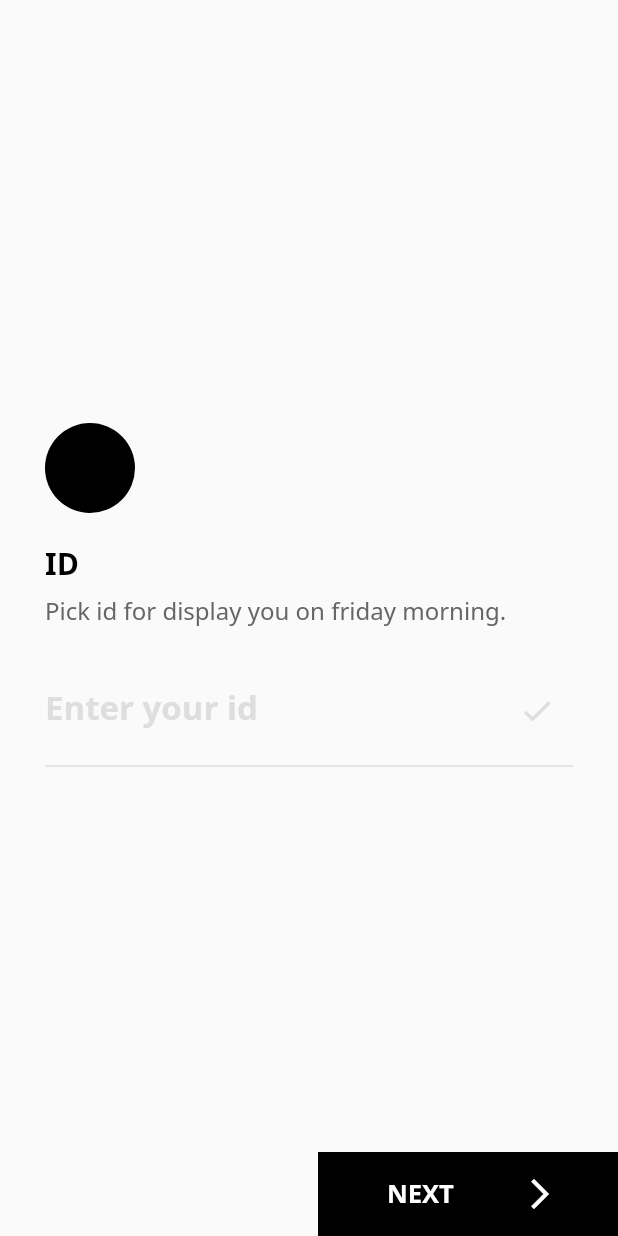
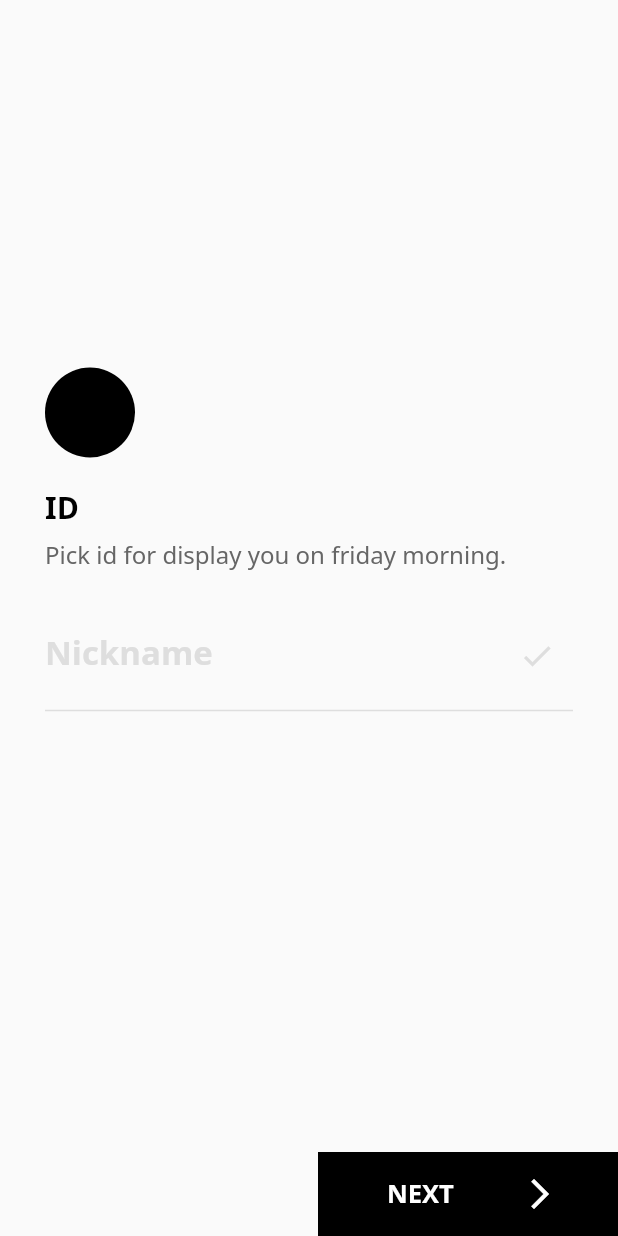
Before and after one commit to Duck528/FridayMorning, a Flutter app: the screen it shows after launch, on a phone screen of 412 x 824 dp. Run offline on Flutter 3.47's test engine with Material 2 defaults, Android fonts, the phone set to English and light mode, and no system bars; our stand-ins replace cloud_firestore; accounts and stored records are empty.

Commit message:
아이디 입력 완료되면 패스워드 입력하도록 함

```diff
--- a/lib/SignIn/signin_page.dart
+++ b/lib/SignIn/signin_page.dart
@@ -41,11 +41,13 @@ class _SignInWidget extends StatefulWidget {
 }
 
 class _SignInWidgetState extends State<_SignInWidget> {
+  bool _idEntered = false;
+
   @override
   Widget build(BuildContext context) {
     return Container(
       padding: EdgeInsets.fromLTRB(30, 0, 30, 0),
-      height: 260,
+      height: 334,
       child: Column(
         crossAxisAlignment: CrossAxisAlignment.start,
         children: <Widget>[
@@ -55,7 +57,8 @@ class _SignInWidgetState extends State<_SignInWidget> {
           spacing(6),
           _configureSubTitle('Pick id for display you on friday morning.'),
           spacing(15),
-          _configureInputText('Nickname')
+          _configureInputID('Nickname'),
+          _idEntered ? _configureInputPW('Enter Password', context) : Container()
         ],
       ),
     );
@@ -76,15 +79,40 @@ class _SignInWidgetState extends State<_SignInWidget> {
     );
   }
 
-  Widget _configureInputText(String placehold) {
+  Widget _configureInputID(String placehold) {
     return Container(
         height: 74,
         child: TextField(
+          onSubmitted: (text) {
+            setState(() {
+              _idEntered = true;
+            });
+          },
           cursorColor: Colors.black,
           style: notoSansBoldFont(24, Colors.black),
           decoration: InputDecoration(
               suffixIcon: Icon(Icons.check, color: Color.fromRGBO(222, 222, 222, 1),),
-              labelText: 'Enter your id',
+              labelText: placehold,
+              enabledBorder: UnderlineInputBorder(borderSide: BorderSide(color: Color.fromRGBO(222, 222, 222, 1))),
+              focusedBorder: UnderlineInputBorder(borderSide: BorderSide(color: Color.fromRGBO(222, 222, 222, 1))),
+              labelStyle:
+                  notoSansBoldFont(22, Color.fromRGBO(222, 222, 222, 1))),
+        ));
+  }
+
+    Widget _configureInputPW(String placehold, BuildContext context) {
+    return Container(
+        height: 74,
+        child: TextField(
+          obscureText: true,
+          onSubmitted: (text) {
+            Navigator.push(context, MaterialPageRoute(builder: (BuildContext context) => WelcomePage()));
+          },
+          cursorColor: Colors.black,
+          style: notoSansBoldFont(24, Colors.black),
+          decoration: InputDecoration(
+              suffixIcon: Icon(Icons.check, color: Color.fromRGBO(222, 222, 222, 1),),
+              labelText: placehold,
               enabledBorder: UnderlineInputBorder(borderSide: BorderSide(color: Color.fromRGBO(222, 222, 222, 1))),
               focusedBorder: UnderlineInputBorder(borderSide: BorderSide(color: Color.fromRGBO(222, 222, 222, 1))),
               labelStyle:
```
